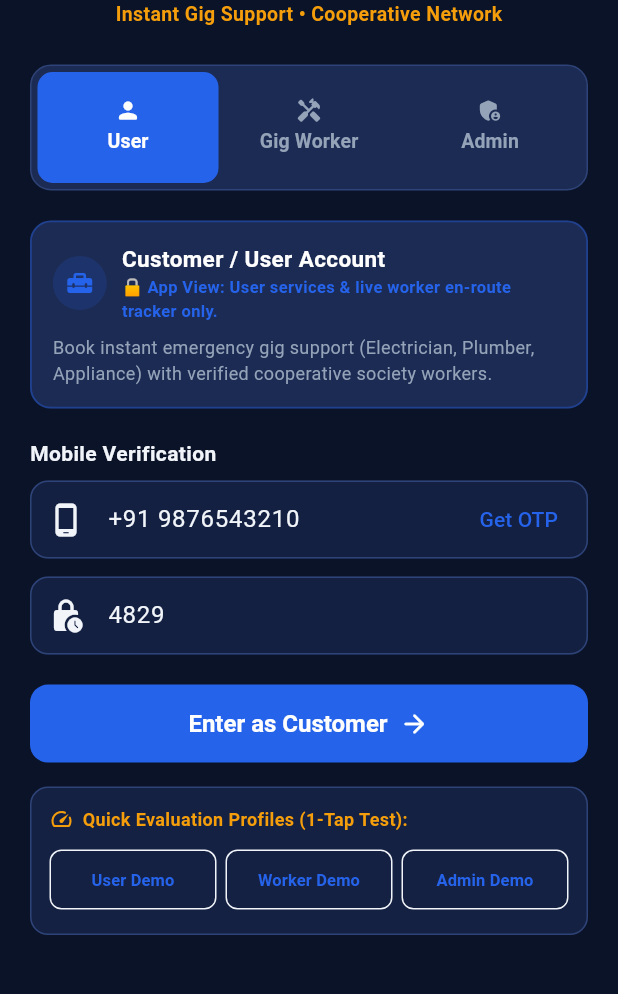
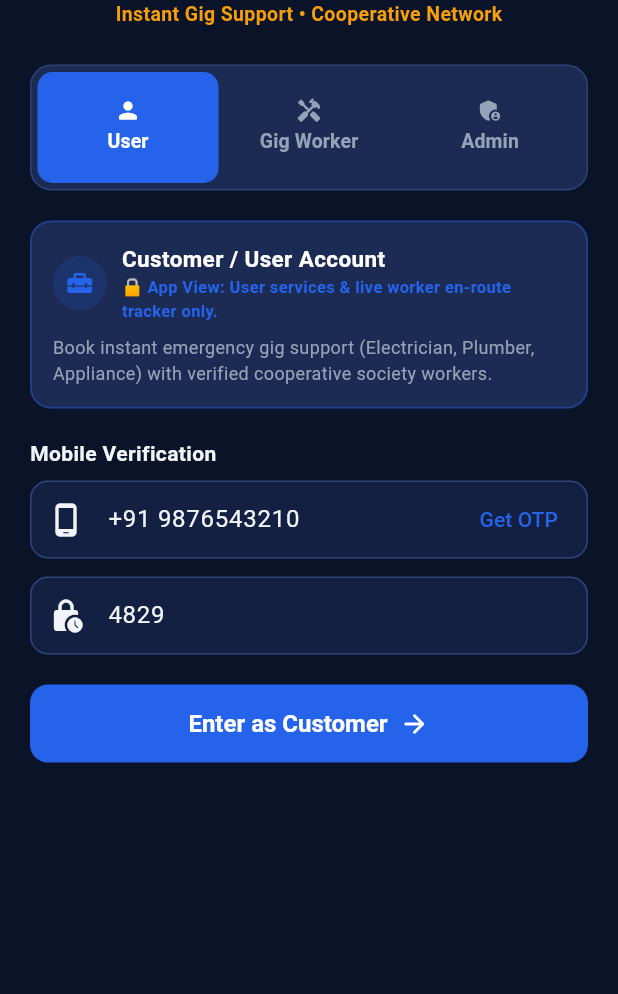
Before and after one commit to dsgalkar/sahakar, a Flutter app: the screen it shows after launch, on a phone screen of 412 x 824 dp, the part 222-1216 px from its top. Run offline on Flutter 3.47's test engine with Material 3 defaults, Android fonts, the phone set to English and light mode, and no system bars; our stand-ins replace file_picker, flutter_riverpod; missing offline and left inert: dart:html; accounts and stored records are empty.

Commit message:
refactor: remove demo profile buttons from login page

```diff
--- a/lib/presentation/auth/login_screen.dart
+++ b/lib/presentation/auth/login_screen.dart
@@ -218,80 +218,7 @@ class _LoginScreenState extends ConsumerState<LoginScreen>
                   ],
                 ),
               ),
-              const SizedBox(height: 16),
-
-              // Demo quick switcher for SIH presentations
-              Container(
-                padding: const EdgeInsets.all(12),
-                decoration: BoxDecoration(
-                  color: (isDark ? AppColors.darkCard : Colors.blue.shade50)
-                      .withOpacity(0.6),
-                  borderRadius: BorderRadius.circular(12),
-                  border: Border.all(
-                    color: isDark ? AppColors.darkBorder : Colors.blue.shade200,
-                  ),
-                ),
-                child: Column(
-                  crossAxisAlignment: CrossAxisAlignment.start,
-                  children: [
-                    Row(
-                      children: [
-                        Icon(
-                          Icons.speed_rounded,
-                          size: 16,
-                          color: isDark ? AppColors.accentGoldLight : AppColors.primaryBlue,
-                        ),
-                        const SizedBox(width: 6),
-                        Text(
-                          'Quick Evaluation Profiles (1-Tap Test):',
-                          style: TextStyle(
-                            fontSize: 12,
-                            fontWeight: FontWeight.w700,
-                            color: isDark ? AppColors.accentGoldLight : AppColors.primaryBlue,
-                          ),
-                        ),
-                      ],
-                    ),
-                    const SizedBox(height: 8),
-                    Row(
-                      children: [
-                        Expanded(
-                          child: _buildQuickChip(
-                            label: 'User Demo',
-                            roleIndex: 0,
-                            onTap: () {
-                              _tabController.animateTo(0);
-                              _handleLogin();
-                            },
-                          ),
-                        ),
-                        const SizedBox(width: 6),
-                        Expanded(
-                          child: _buildQuickChip(
-                            label: 'Worker Demo',
-                            roleIndex: 1,
-                            onTap: () {
-                              _tabController.animateTo(1);
-                              _handleLogin();
-                            },
-                          ),
-                        ),
-                        const SizedBox(width: 6),
-                        Expanded(
-                          child: _buildQuickChip(
-                            label: 'Admin Demo',
-                            roleIndex: 2,
-                            onTap: () {
-                              _tabController.animateTo(2);
-                              _handleLogin();
-                            },
-                          ),
-                        ),
-                      ],
-                    ),
-                  ],
-                ),
-              ),
+              const SizedBox(height: 24),
             ],
           ),
         ),
@@ -395,23 +322,4 @@ class _LoginScreenState extends ConsumerState<LoginScreen>
       ),
     );
   }
-
-  Widget _buildQuickChip({
-    required String label,
-    required int roleIndex,
-    required VoidCallback onTap,
-  }) {
-    return OutlinedButton(
-      onPressed: onTap,
-      style: OutlinedButton.styleFrom(
-        padding: const EdgeInsets.symmetric(horizontal: 4, vertical: 8),
-        shape: RoundedRectangleBorder(borderRadius: BorderRadius.circular(8)),
-      ),
-      child: Text(
-        label,
-        textAlign: TextAlign.center,
-        style: const TextStyle(fontSize: 11, fontWeight: FontWeight.w700),
-      ),
-    );
-  }
 }
```
